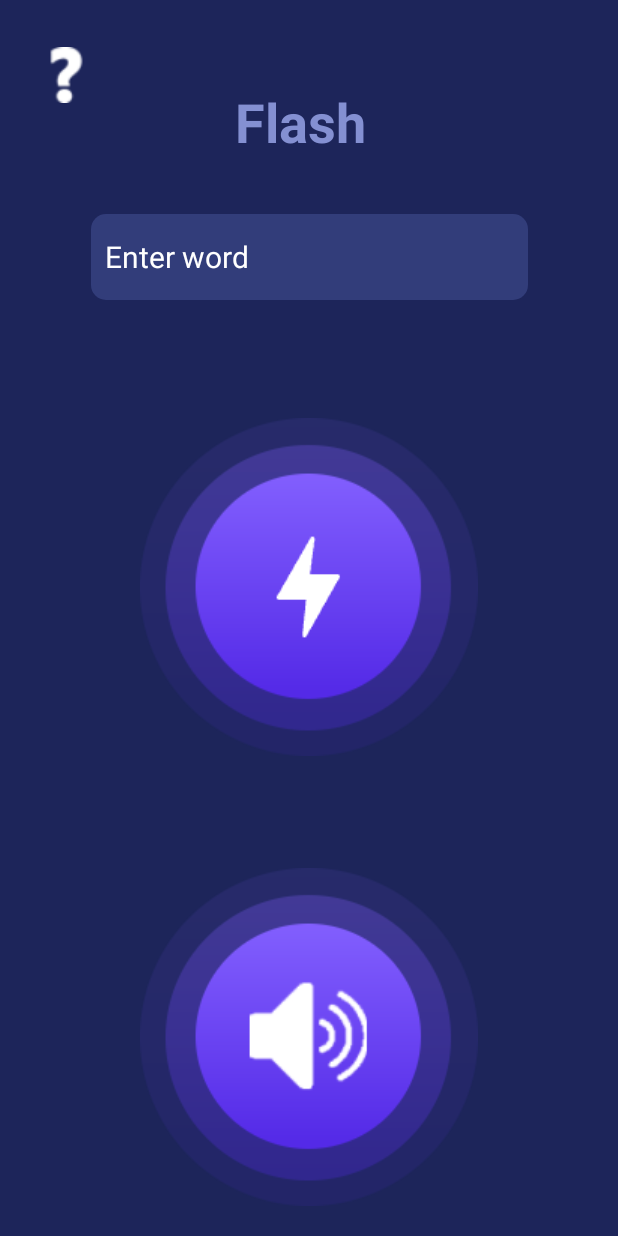
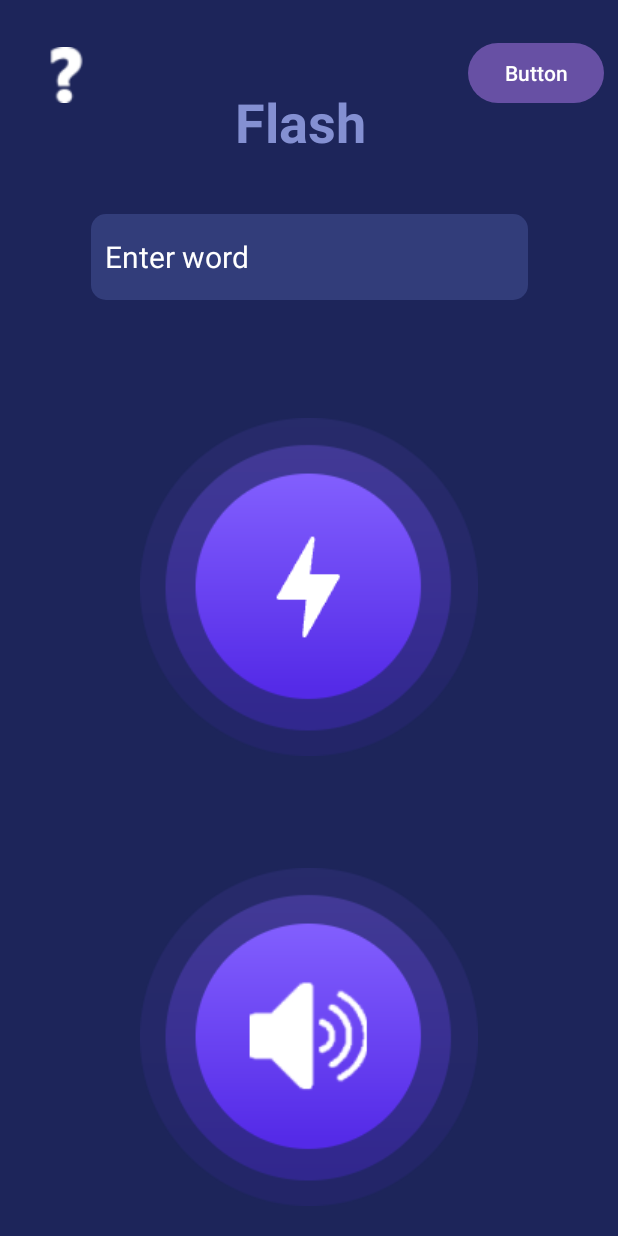
Before and after one commit to vladimirsakhatskii/Flash_Morse, an Android app: the MainActivity2 screen opened directly, with no data from a screen before it, on a phone screen of 412 x 824 dp. Run offline under Robolectric (Android 15) with nearby library versions, the phone set to English and light mode, and no system bars.

```diff
--- a/app/build.gradle.kts
+++ b/app/build.gradle.kts
@@ -33,6 +33,7 @@ dependencies {
     implementation("androidx.appcompat:appcompat:1.6.1")
     implementation("com.google.android.material:material:1.11.0")
     implementation("androidx.constraintlayout:constraintlayout:2.1.4")
+    implementation("androidx.activity:activity:1.8.0")
     testImplementation("junit:junit:4.13.2")
     androidTestImplementation("androidx.test.ext:junit:1.1.5")
     androidTestImplementation("androidx.test.espresso:espresso-core:3.5.1")
--- a/app/src/main/java/com/example/flash_morse/MainActivity2.java
+++ b/app/src/main/java/com/example/flash_morse/MainActivity2.java
@@ -5,6 +5,7 @@ import androidx.appcompat.app.AppCompatActivity;
 
 import android.app.ProgressDialog;
 import android.content.DialogInterface;
+import android.content.Intent;
 import android.media.MediaPlayer;
 import android.os.Bundle;
 import android.view.View;
@@ -41,6 +42,10 @@ public class MainActivity2 extends AppCompatActivity {
         soundClass = new SoundClass(this);
         tire = MediaPlayer.create(this,R.raw.tire);
         tochka = MediaPlayer.create(this, R.raw.tochka);
+    }
+    public void onClick2(View view){
+        Intent intent = new Intent(this,MainActivity3.class);
+        startActivity(intent);
     }
     public void Enscript_Start(View view){
         String str = editText.getText().toString();
--- a/app/src/main/res/layout/activity_main2.xml
+++ b/app/src/main/res/layout/activity_main2.xml
@@ -85,5 +85,20 @@
         app:layout_constraintVertical_bias="0.967"
         app:srcCompat="@drawable/group_6__1_" />
 
+    <Button
+        android:id="@+id/button2"
+        android:layout_width="wrap_content"
+        android:layout_height="wrap_content"
+        android:layout_marginStart="57dp"
+        android:layout_marginTop="16dp"
+        android:layout_marginEnd="10dp"
+        android:layout_marginBottom="61dp"
+        android:text="Button"
+        android:onClick="onClick2"
+        app:layout_constraintBottom_toTopOf="@+id/editTextText"
+        app:layout_constraintEnd_toEndOf="parent"
+        app:layout_constraintStart_toEndOf="@+id/text_3"
+        app:layout_constraintTop_toTopOf="parent" />
+
 
 </androidx.constraintlayout.widget.ConstraintLayout>
```
Also changed, not shown: app/src/main/AndroidManifest.xml (+7 -1 lines), app/src/main/java/com/example/flash_morse/MainActivity3.java (added, +60 -0 lines), app/src/main/res/layout/activity_main3.xml (added, +41 -0 lines).
